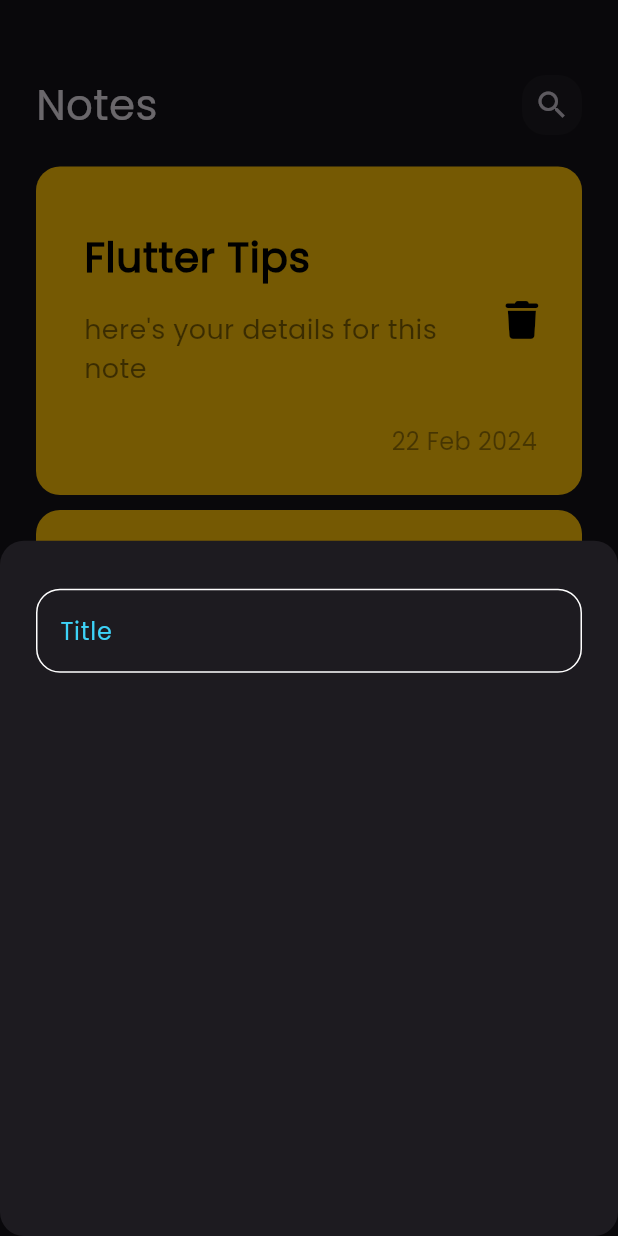
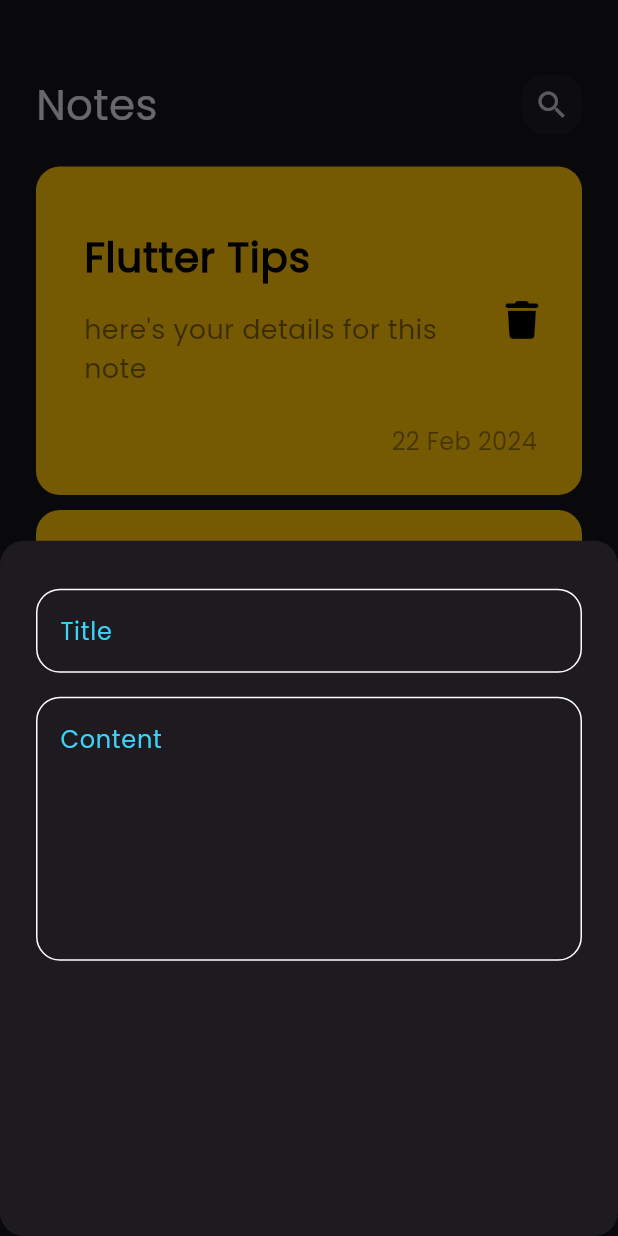
Before and after one commit to AhmedSaied22/notes_app, a Flutter app: the screen it shows after launch, after a tap on the "note add" icon, on a phone screen of 412 x 824 dp. Run offline on Flutter 3.47's test engine with Material 3 defaults, Android fonts, the phone set to English and light mode, and no system bars; our stand-ins replace font_awesome_flutter.

Commit message:
add fields to notes bottom sheet

```diff
--- a/lib/widgets/add_note_bottom_sheet.dart
+++ b/lib/widgets/add_note_bottom_sheet.dart
@@ -6,12 +6,21 @@ class AddNoteBottomSheet extends StatelessWidget {
 
   @override
   Widget build(BuildContext context) {
-    return Column(
+    return const Column(
       children: [
         SizedBox(
           height: 32,
         ),
-        CustomTextField(),
+        CustomTextField(
+          hintText: 'Title',
+        ),
+        SizedBox(
+          height: 16,
+        ),
+        CustomTextField(
+          hintText: 'Content',
+          maxLines: 6,
+        ),
       ],
     );
   }
--- a/lib/widgets/custom_textfield.dart
+++ b/lib/widgets/custom_textfield.dart
@@ -2,16 +2,18 @@ import 'package:flutter/material.dart';
 import 'package:note_app/constants.dart';
 
 class CustomTextField extends StatelessWidget {
-  const CustomTextField({super.key});
-
+  const CustomTextField({super.key, required this.hintText, this.maxLines = 1});
+  final String hintText;
+  final int maxLines;
   @override
   Widget build(BuildContext context) {
     return Padding(
       padding: const EdgeInsets.symmetric(horizontal: 24.0),
       child: TextField(
         cursorColor: kPrimaryColor,
+        maxLines: maxLines,
         decoration: InputDecoration(
-          hintText: 'Title',
+          hintText: hintText,
           hintStyle: const TextStyle(color: kPrimaryColor),
           enabledBorder: buildBorder(),
           focusedBorder: buildBorder(kPrimaryColor),
```
